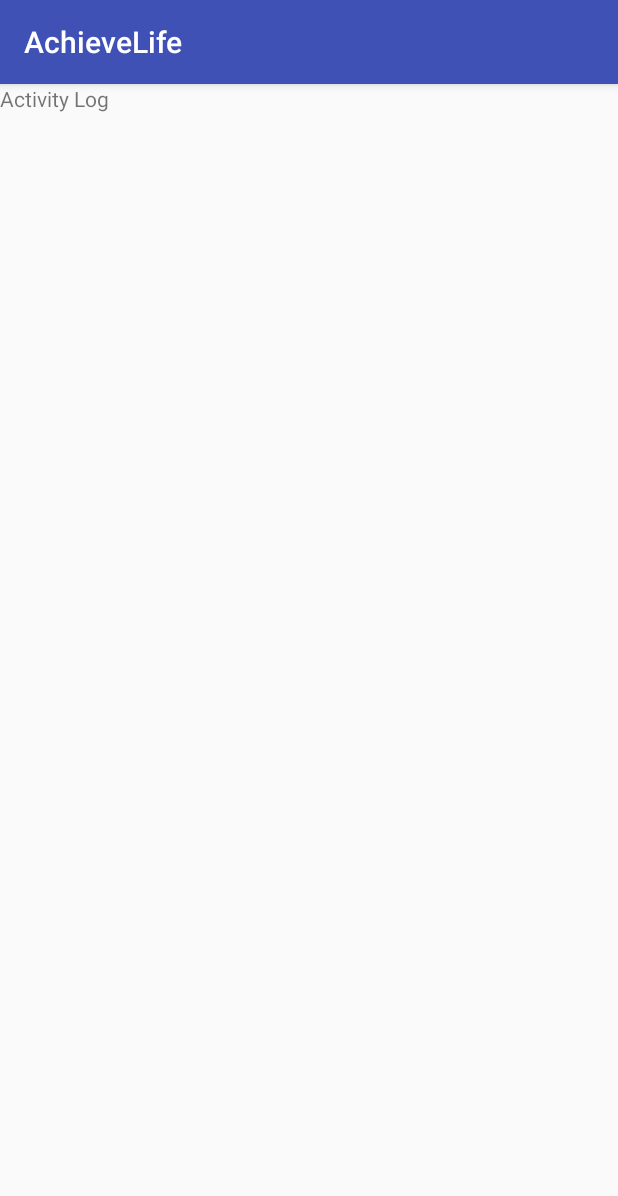
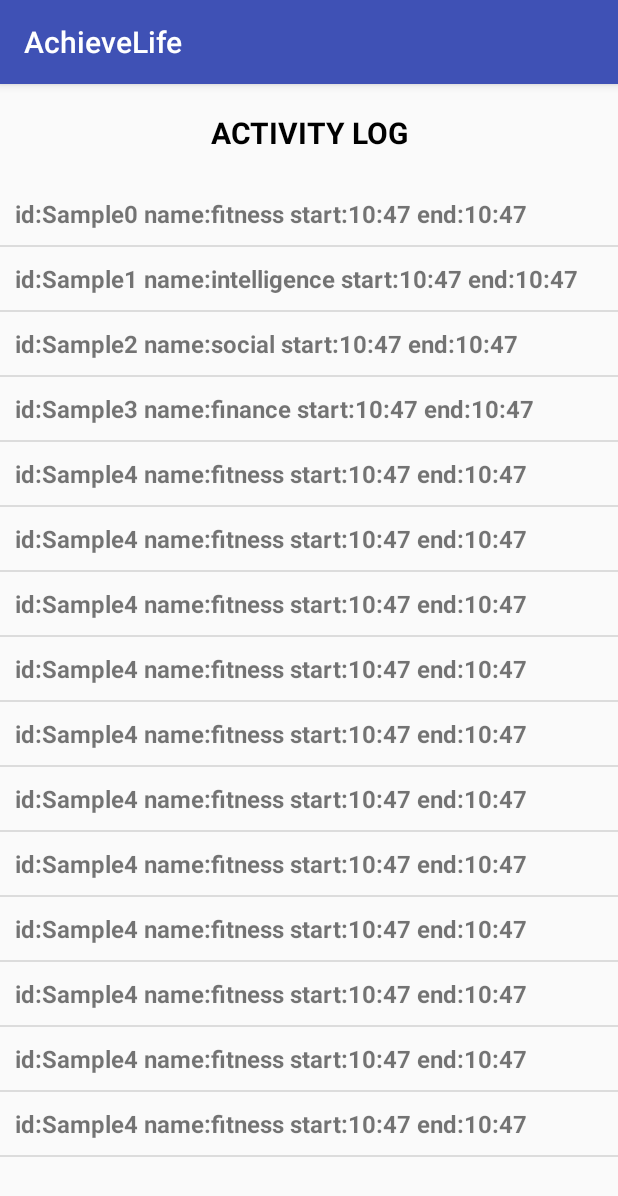
Before and after one commit to achievelife/android, an Android app: the activity_log screen opened directly, with no data from a screen before it, on a phone screen of 412 x 824 dp. Shown: the top 1196 px of the screen. Run offline under Robolectric (Android 15) with nearby library versions, the phone set to English and light mode, and no system bars.

Commit message:
changed entire activity log view

```diff
--- a/app/src/main/java/cse442/achievelife/activity_log.java
+++ b/app/src/main/java/cse442/achievelife/activity_log.java
@@ -4,14 +4,34 @@ package cse442.achievelife;
  * Created by jrser on 9/29/2016.
  */
 
+import android.os.AsyncTask;
 import android.os.Bundle;
 import android.support.v7.app.AppCompatActivity;
+import android.widget.ArrayAdapter;
+import android.widget.ListView;
 import android.widget.TextView;
 
 public class activity_log extends AppCompatActivity {
 
     //TextView textView1 = (TextView)findViewById(R.id.textView1);
     TextView textView1;
+    ListView listView1;
+
+    //Database reading
+    String myJSON;
+
+    private static final String TAG_ID="id";
+    private static final String TAG_NAME="name";
+    private static final String TAG_START="start";
+    private static final String TAG_END="end";
+    private static final String TAG_POINTS="points";
+    private static final String TAG_SKILL="skill";
+
+    public void getData(){
+
+    }
+
+    String[] mobileArray = {"id:Sample0 name:fitness start:10:47 end:10:47","id:Sample1 name:intelligence start:10:47 end:10:47","id:Sample2 name:social start:10:47 end:10:47","id:Sample3 name:finance start:10:47 end:10:47","id:Sample4 name:fitness start:10:47 end:10:47","id:Sample4 name:fitness start:10:47 end:10:47","id:Sample4 name:fitness start:10:47 end:10:47","id:Sample4 name:fitness start:10:47 end:10:47","id:Sample4 name:fitness start:10:47 end:10:47","id:Sample4 name:fitness start:10:47 end:10:47","id:Sample4 name:fitness start:10:47 end:10:47","id:Sample4 name:fitness start:10:47 end:10:47","id:Sample4 name:fitness start:10:47 end:10:47","id:Sample4 name:fitness start:10:47 end:10:47","id:Sample4 name:fitness start:10:47 end:10:47"};
 
     @Override
     protected void onCreate(Bundle savedInstanceState) {
@@ -19,6 +39,11 @@ public class activity_log extends AppCompatActivity {
         setContentView(R.layout.activity_activity_log);
 
         textView1 = (TextView)findViewById(R.id.textView1);
-        textView1.setText("Activity Log");
+        textView1.setText("ACTIVITY LOG");
+
+        ArrayAdapter adapter = new ArrayAdapter<String>(this, R.layout.activity_listview, mobileArray);
+
+        listView1 = (ListView) findViewById(R.id.mobile_list);
+        listView1.setAdapter(adapter);
     }
 }
--- a/app/src/main/res/layout/activity_activity_log.xml
+++ b/app/src/main/res/layout/activity_activity_log.xml
@@ -10,8 +10,12 @@
     <TextView
         android:id="@+id/textView1"
         android:layout_width="match_parent"
-        android:layout_height="match_parent" />
-        //android:gravity="center" />
+        android:layout_height="65dp"
+        android:textStyle="bold"
+        android:textSize="20dp"
+        android:textColor="#000000"
+        android:fontFamily="Courier"
+        android:gravity="center" />
 
     <ListView
         android:id="@+id/mobile_list"
--- /dev/null
+++ b/app/src/main/res/layout/activity_listview.xml
@@ -0,0 +1,11 @@
+<?xml version="1.0" encoding="utf-8"?>
+<!--  Single List Item Design -->
+
+<TextView xmlns:android="http://schemas.android.com/apk/res/android"
+    android:id="@+id/label"
+    android:layout_width="fill_parent"
+    android:layout_height="fill_parent"
+    android:padding="10dip"
+    android:textSize="16dip"
+    android:textStyle="bold" >
+</TextView>
```
